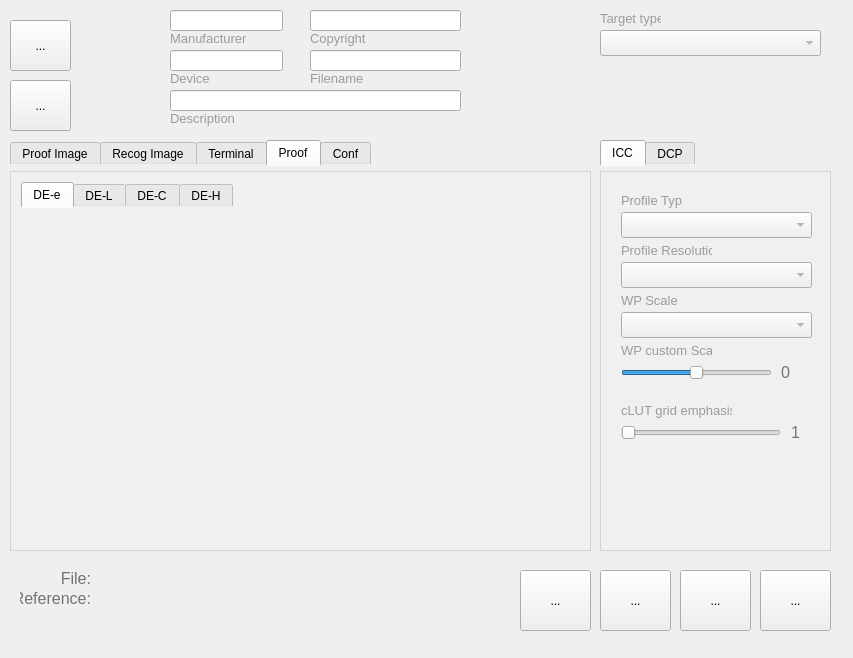
Before: the Qt Designer form main.ui in jpereiranet/roughprofiler, drawn with Qt 5.
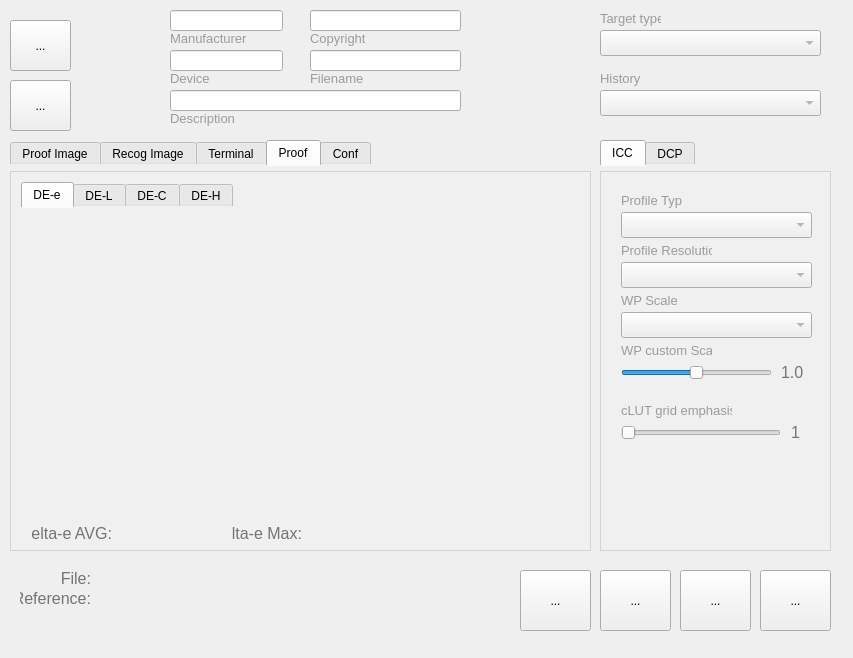
After: the same form once the commit is applied. The open tabs and pages were chosen to show the change.

Patch:
```diff
--- a/main.ui
+++ b/main.ui
@@ -367,7 +367,7 @@
       <string notr="true">color: rgb(116, 116, 116);</string>
      </property>
      <property name="text">
-      <string>0</string>
+      <string>1.0</string>
      </property>
     </widget>
     <widget class="QLabel" name="TonalControlLabel_2">
@@ -1023,11 +1023,101 @@
          <x>0</x>
          <y>0</y>
          <width>561</width>
-         <height>331</height>
+         <height>311</height>
         </rect>
        </property>
        <layout class="QVBoxLayout" name="verticalLayout_prooftab"/>
       </widget>
+      <widget class="QLabel" name="FileLabel_2">
+       <property name="geometry">
+        <rect>
+         <x>10</x>
+         <y>310</y>
+         <width>81</width>
+         <height>20</height>
+        </rect>
+       </property>
+       <property name="font">
+        <font>
+         <pointsize>12</pointsize>
+        </font>
+       </property>
+       <property name="styleSheet">
+        <string notr="true">color: rgb(116, 116, 116);</string>
+       </property>
+       <property name="text">
+        <string>Delta-e AVG:</string>
+       </property>
+       <property name="alignment">
+        <set>Qt::AlignRight|Qt::AlignTrailing|Qt::AlignVCenter</set>
+       </property>
+      </widget>
+      <widget class="QLabel" name="DeltaEValue">
+       <property name="geometry">
+        <rect>
+         <x>100</x>
+         <y>310</y>
+         <width>91</width>
+         <height>20</height>
+        </rect>
+       </property>
+       <property name="font">
+        <font>
+         <pointsize>12</pointsize>
+        </font>
+       </property>
+       <property name="styleSheet">
+        <string notr="true">color: rgb(116, 116, 116);</string>
+       </property>
+       <property name="text">
+        <string/>
+       </property>
+      </widget>
+      <widget class="QLabel" name="FileLabel_3">
+       <property name="geometry">
+        <rect>
+         <x>210</x>
+         <y>310</y>
+         <width>71</width>
+         <height>20</height>
+        </rect>
+       </property>
+       <property name="font">
+        <font>
+         <pointsize>12</pointsize>
+        </font>
+       </property>
+       <property name="styleSheet">
+        <string notr="true">color: rgb(116, 116, 116);</string>
+       </property>
+       <property name="text">
+        <string>Delta-e Max:</string>
+       </property>
+       <property name="alignment">
+        <set>Qt::AlignRight|Qt::AlignTrailing|Qt::AlignVCenter</set>
+       </property>
+      </widget>
+      <widget class="QLabel" name="DeltaEValueMax">
+       <property name="geometry">
+        <rect>
+         <x>290</x>
+         <y>310</y>
+         <width>91</width>
+         <height>20</height>
+        </rect>
+       </property>
+       <property name="font">
+        <font>
+         <pointsize>12</pointsize>
+        </font>
+       </property>
+       <property name="styleSheet">
+        <string notr="true">color: rgb(116, 116, 116);</string>
+       </property>
+       <property name="text">
+        <string/>
+       </property>
+      </widget>
      </widget>
      <widget class="QWidget" name="DEL">
       <attribute name="title">
@@ -1527,6 +1617,45 @@
     <string/>
    </property>
   </widget>
+  <widget class="QComboBox" name="HistoryCombo">
+   <property name="geometry">
+    <rect>
+     <x>600</x>
+     <y>90</y>
+     <width>221</width>
+     <height>26</height>
+    </rect>
+   </property>
+   <property name="font">
+    <font>
+     <pointsize>12</pointsize>
+    </font>
+   </property>
+   <property name="styleSheet">
+    <string notr="true">color: rgb(145, 145, 145);</string>
+   </property>
+  </widget>
+  <widget class="QLabel" name="label_5">
+   <property name="geometry">
+    <rect>
+     <x>600</x>
+     <y>70</y>
+     <width>61</width>
+     <height>16</height>
+    </rect>
+   </property>
+   <property name="font">
+    <font>
+     <pointsize>10</pointsize>
+    </font>
+   </property>
+   <property name="styleSheet">
+    <string notr="true">color: rgb(155, 155, 155);</string>
+   </property>
+   <property name="text">
+    <string>History</string>
+   </property>
+  </widget>
  </widget>
  <resources/>
  <connections/>
```
Left out of the diff: 10 changed lines with no effect on the pictures.
